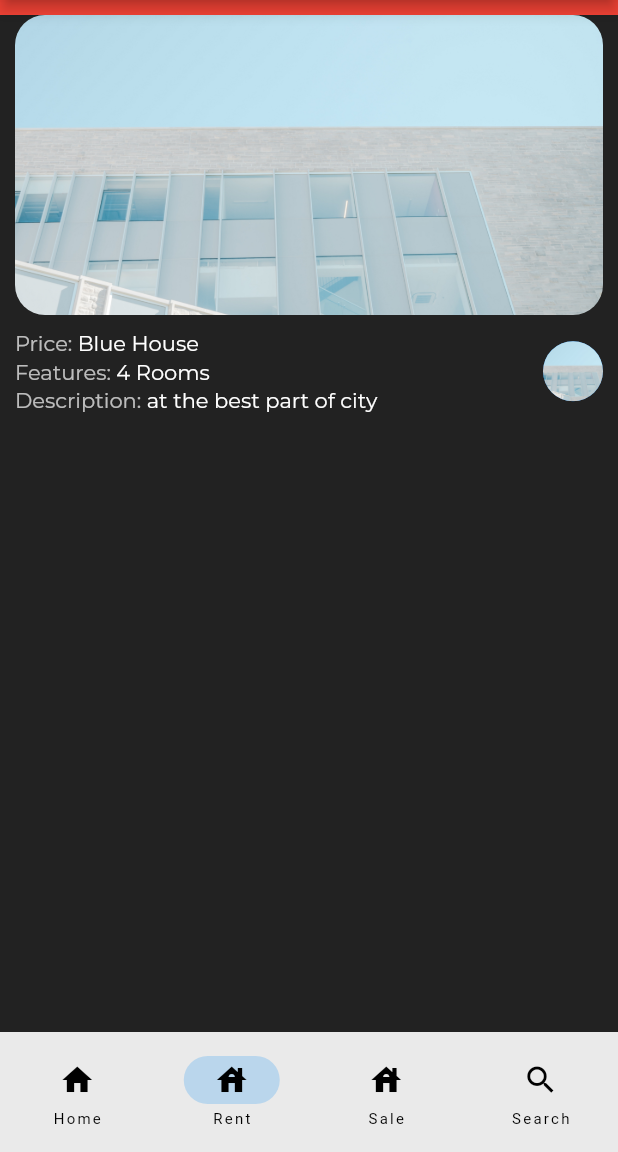
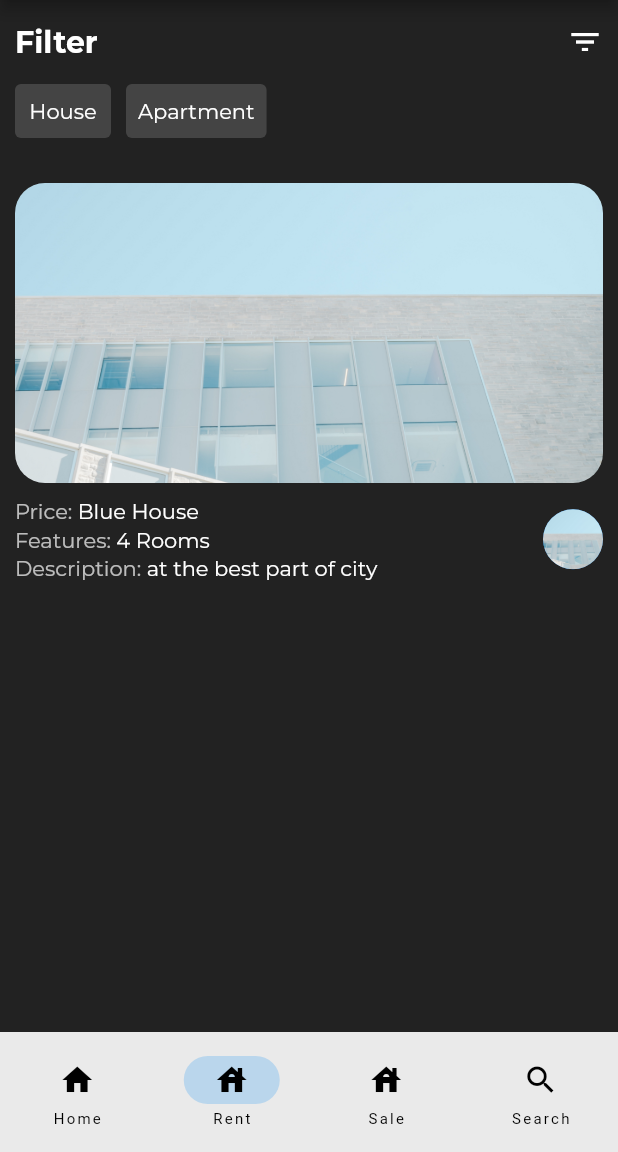
Before and after one commit to Alirezayoom/real-estate-flutter, a Flutter app: the screen it shows after launch, item 2 of the bottom bar chosen, on a phone screen of 412 x 824 dp, the part 84-1236 px from its top. Run offline on Flutter 3.47's test engine with Material 2 defaults, Android fonts, the phone set to English and light mode, and no system bars; project files that could hold a hidden picture were left out.

Commit message:
add filter_item

```diff
--- a/lib/components/filter_items.dart
+++ b/lib/components/filter_items.dart
@@ -5,6 +5,58 @@ class FilterItems extends StatelessWidget {
 
   @override
   Widget build(BuildContext context) {
-    return Container(color: Colors.red, height: 10, width: double.infinity);
+    return Container(
+        margin: const EdgeInsets.fromLTRB(10, 16, 10, 24),
+        width: double.infinity,
+        child: Column(
+          crossAxisAlignment: CrossAxisAlignment.start,
+          children: [
+            Row(
+              mainAxisAlignment: MainAxisAlignment.spaceBetween,
+              children: const [
+                Text(
+                  "Filter",
+                  style: TextStyle(
+                      color: Colors.white,
+                      fontSize: 20,
+                      fontFamily: "Montserrat",
+                      fontWeight: FontWeight.bold),
+                ),
+                Icon(
+                  Icons.filter_list,
+                  color: Colors.white,
+                )
+              ],
+            ),
+            const SizedBox(height: 10),
+            Row(
+              children: [
+                TextButton(
+                  style: TextButton.styleFrom(
+                    backgroundColor: Color(0xff444444),
+                  ),
+                  onPressed: () {},
+                  child: const Text(
+                    'House',
+                    style: TextStyle(
+                        color: Colors.white, fontFamily: "Montserrat"),
+                  ),
+                ),
+                SizedBox(width: 10),
+                TextButton(
+                  style: TextButton.styleFrom(
+                    backgroundColor: Color(0xff444444),
+                  ),
+                  onPressed: () {},
+                  child: const Text(
+                    'Apartment',
+                    style: TextStyle(
+                        color: Colors.white, fontFamily: "Montserrat"),
+                  ),
+                ),
+              ],
+            ),
+          ],
+        ));
   }
 }
```
